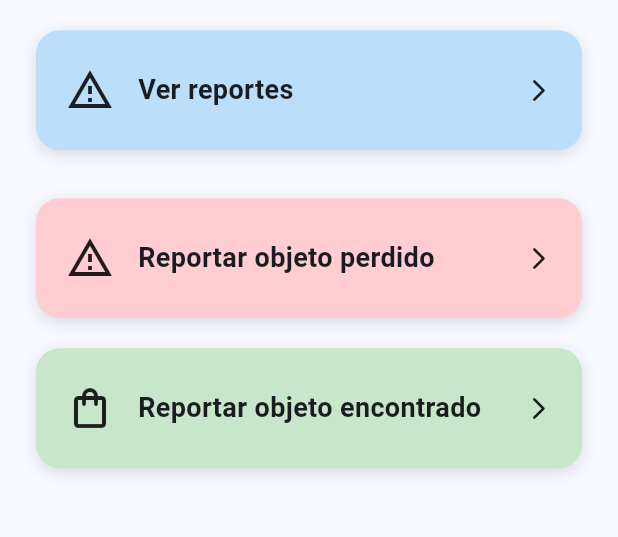
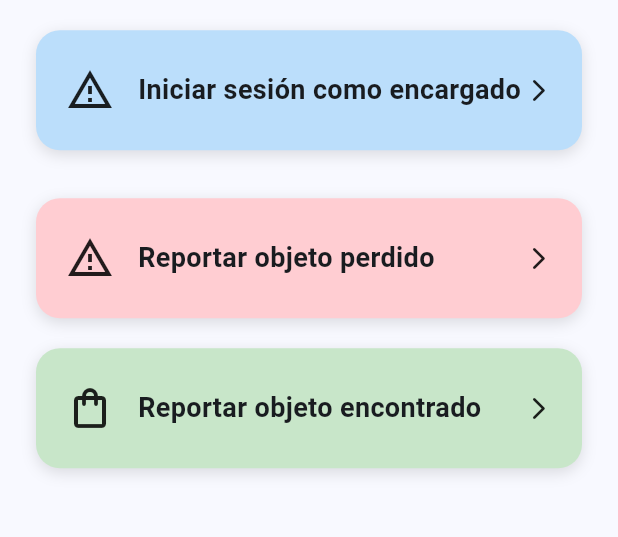
Before and after one commit to Diego-Mtus/Equipo05-IdS, a Flutter app: the screen it shows after launch, on a phone screen of 412 x 824 dp, the part 563-1100 px from its top. Run offline on Flutter 3.47's test engine with Material 3 defaults, Android fonts, the phone set to English and light mode, and no system bars; our stand-ins replace flutter_map, hive, hive_flutter, image_picker, latlong2, shared_preferences; accounts and stored records are empty.

Commit message:
feat: boton temporal para acceder a inicio de sesion encargado

```diff
--- a/lib/main.dart
+++ b/lib/main.dart
@@ -1,5 +1,6 @@
 import 'package:flutter/material.dart';
 import 'package:flutter_localizations/flutter_localizations.dart';
+import 'package:objetos_perdidos/encargado_login.dart';
 import 'package:objetos_perdidos/formulario_objeto_encontrado.dart';
 import 'package:objetos_perdidos/formulario_objeto_perdido.dart';
 import 'package:objetos_perdidos/menu_reportes.dart';
@@ -83,12 +84,12 @@ class HomeScreen extends StatelessWidget {
                 // Boton temporal a falta de la seccion de inicio como encargado
                 _MenuCard(
                   icon: Icons.report_problem_outlined,
-                  title: 'Ver reportes',
+                  title: 'Iniciar sesión como encargado',
                   color: Colors.blue.shade100,
                   onTap: () {
                     Navigator.push(
                       context,
-                      MaterialPageRoute(builder: (_) => const ReportesScreen()),
+                      MaterialPageRoute(builder: (_) => const EncargadoLoginScreen()),
                     );
                   },
                 ),
```
